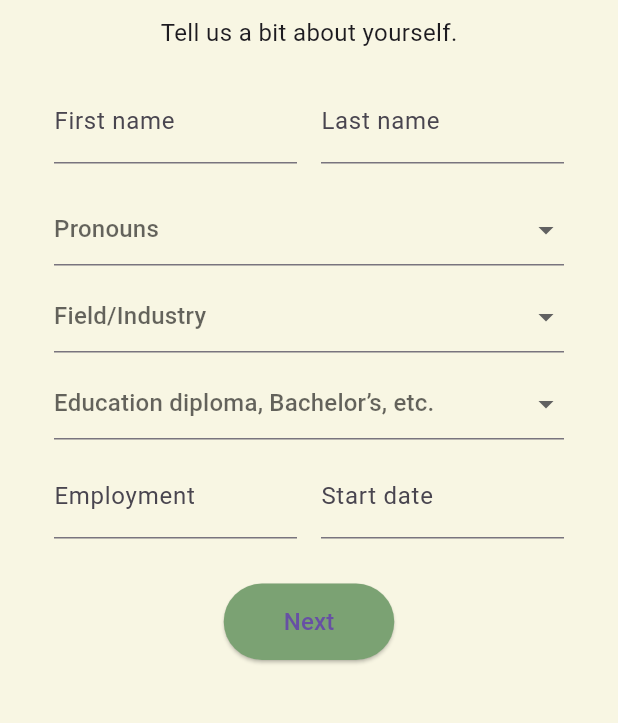
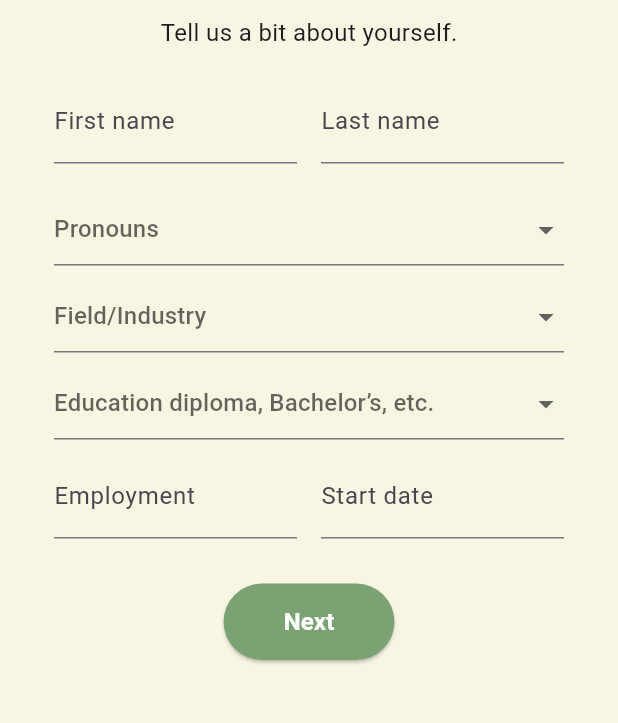
Before and after one commit to vtullo03/ExpAnt, a Flutter app: the AccountSetupPage screen opened by its route, on a phone screen of 412 x 824 dp, the part 177-900 px from its top. Run offline on Flutter 3.47's test engine with Material 3 defaults, Android fonts, the phone set to English and light mode, and no system bars; our stand-ins replace flutter_colorpicker, google_fonts.

Commit message:
minor color update

```diff
--- a/flutter_frontend/lib/account_setup_page.dart
+++ b/flutter_frontend/lib/account_setup_page.dart
@@ -97,7 +97,14 @@ class _AccountSetupPageState extends State<AccountSetupPage> {
                   backgroundColor: const Color(0xFF7BA273),
                   padding: const EdgeInsets.symmetric(horizontal: 40, vertical: 14),
                 ),
-                child: const Text("Next", style: TextStyle(fontSize: 16)),
+                child: const Text(
+                      "Next",
+                      style: TextStyle(
+                      fontSize: 16,
+                      fontWeight: FontWeight.bold,
+                      color: Colors.white,
+                      ),
+                    ),
               )
             ],
           ),
```
